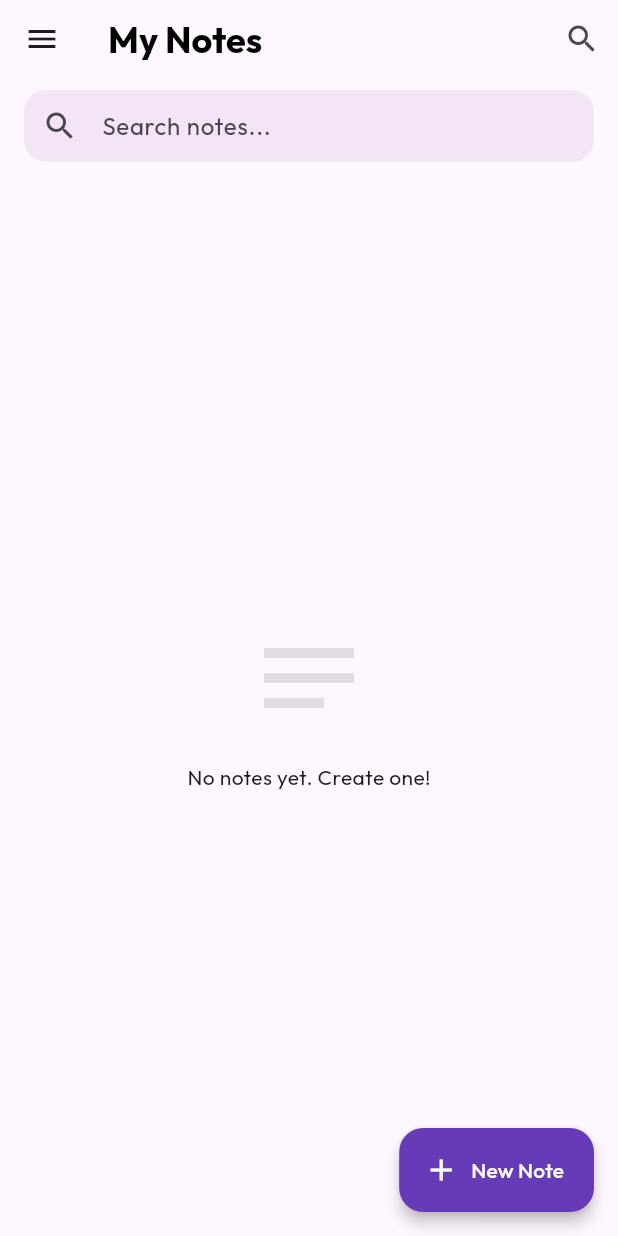
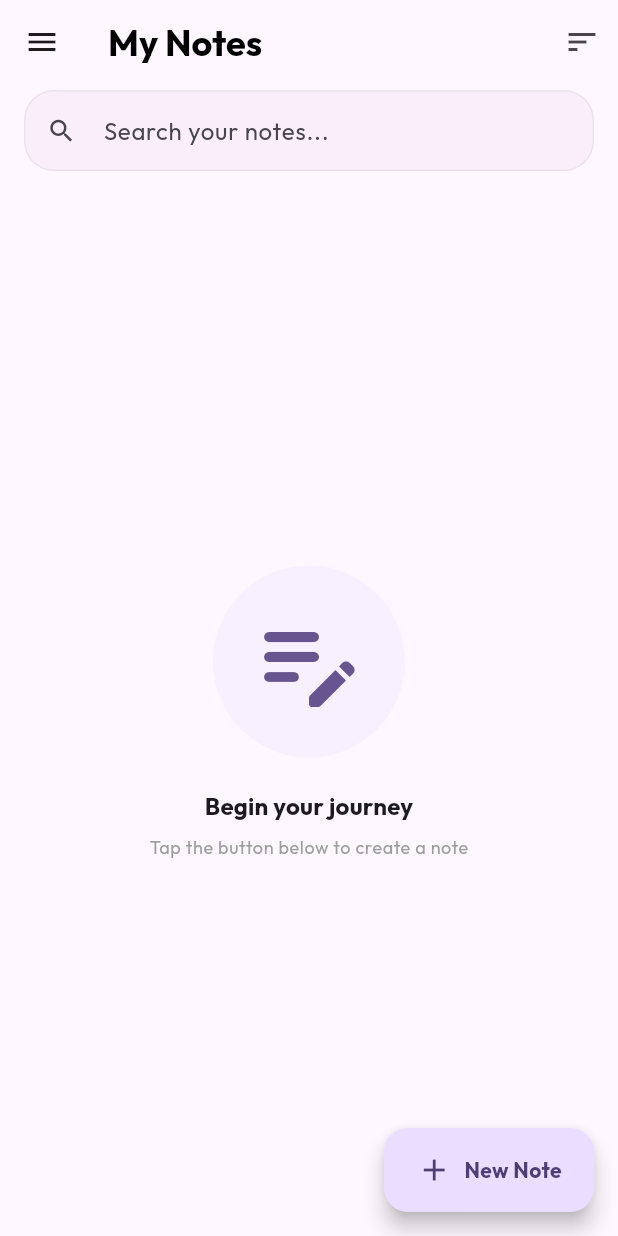
Before and after one commit to Souravsanyal1/advanced_notepad, a Flutter app: the screen it shows after launch, on a phone screen of 412 x 824 dp. Run offline on Flutter 3.47's test engine with Material 3 defaults, Android fonts, the phone set to English and light mode, and no system bars; our stand-ins replace cloud_firestore, firebase_core, flutter_staggered_animations, google_fonts; accounts and stored records are empty.

Commit message:
Premium Home Screen UI Polish: Transitions, Animations, and Glassmorphism

```diff
--- a/lib/screens/home_screen.dart
+++ b/lib/screens/home_screen.dart
@@ -1,5 +1,7 @@
 import 'package:flutter/material.dart';
 import 'package:flutter_staggered_grid_view/flutter_staggered_grid_view.dart';
+import 'package:animations/animations.dart';
+import 'package:flutter_staggered_animations/flutter_staggered_animations.dart';
 import '../models/note.dart';
 import '../services/firestore_service.dart';
 import '../widgets/note_card.dart';
@@ -19,39 +21,46 @@ class _HomeScreenState extends State<HomeScreen> {
 
   @override
   Widget build(BuildContext context) {
+    final theme = Theme.of(context);
+
     return Scaffold(
       drawer: const AppDrawer(),
-      appBar: AppBar(
-        title: const Text('My Notes'),
+      body: NestedScrollView(
+        headerSliverBuilder: (context, innerBoxIsScrolled) => [
+          SliverAppBar(
+            title: const Text('My Notes', style: TextStyle(fontWeight: FontWeight.bold)),
+            floating: true,
+            snap: true,
+            pinned: true,
+            elevation: innerBoxIsScrolled ? 4 : 0,
+            forceElevated: innerBoxIsScrolled,
             actions: [
-          IconButton(
-            icon: const Icon(Icons.search),
-            onPressed: () {
-               // Future search focus
-            },
-          ),
+              IconButton(onPressed: () {}, icon: const Icon(Icons.sort)),
             ],
             bottom: PreferredSize(
-          preferredSize: const Size.fromHeight(60),
+              preferredSize: const Size.fromHeight(70),
               child: Padding(
-            padding: const EdgeInsets.symmetric(horizontal: 16, vertical: 8),
+                padding: const EdgeInsets.fromLTRB(16, 0, 16, 12),
+                child: Container(
+                  decoration: BoxDecoration(
+                    color: theme.colorScheme.surfaceContainerHighest.withValues(alpha: 0.5),
+                    borderRadius: BorderRadius.circular(20),
+                    border: Border.all(color: theme.colorScheme.outline.withValues(alpha: 0.1)),
+                  ),
                   child: TextField(
                     onChanged: (value) => setState(() => _searchQuery = value),
                     decoration: InputDecoration(
-                hintText: 'Search notes...',
-                prefixIcon: const Icon(Icons.search),
-                filled: true,
-                fillColor: Theme.of(context).colorScheme.surfaceContainerHighest,
-                border: OutlineInputBorder(
-                  borderRadius: BorderRadius.circular(15),
-                  borderSide: BorderSide.none,
-                ),
-                contentPadding: const EdgeInsets.symmetric(vertical: 10),
+                      hintText: 'Search your notes...',
+                      prefixIcon: const Icon(Icons.search, size: 20),
+                      border: InputBorder.none,
+                      contentPadding: const EdgeInsets.symmetric(vertical: 14),
                     ),
                   ),
                 ),
               ),
             ),
+          ),
+        ],
         body: StreamBuilder<List<Note>>(
           stream: _firestoreService.getNotes(),
           builder: (context, snapshot) {
@@ -73,9 +82,24 @@ class _HomeScreenState extends State<HomeScreen> {
                 child: Column(
                   mainAxisAlignment: MainAxisAlignment.center,
                   children: [
-                   Icon(Icons.notes, size: 80, color: Colors.grey.withValues(alpha: 0.3)),
-                   const SizedBox(height: 16),
-                   const Text('No notes yet. Create one!'),
+                    Container(
+                      padding: const EdgeInsets.all(24),
+                      decoration: BoxDecoration(
+                        color: theme.colorScheme.primaryContainer.withValues(alpha: 0.3),
+                        shape: BoxShape.circle,
+                      ),
+                      child: Icon(Icons.edit_note_rounded, size: 80, color: theme.colorScheme.primary),
+                    ),
+                    const SizedBox(height: 20),
+                    Text(
+                      _searchQuery.isEmpty ? 'Begin your journey' : 'No matches found',
+                      style: theme.textTheme.titleMedium?.copyWith(fontWeight: FontWeight.bold),
+                    ),
+                    const SizedBox(height: 8),
+                    Text(
+                      _searchQuery.isEmpty ? 'Tap the button below to create a note' : 'Try a different keyword',
+                      style: theme.textTheme.bodySmall?.copyWith(color: Colors.grey),
+                    ),
                   ],
                 ),
               );
@@ -84,28 +108,41 @@ class _HomeScreenState extends State<HomeScreen> {
             final pinnedNotes = filteredNotes.where((n) => n.isPinned).toList();
             final otherNotes = filteredNotes.where((n) => !n.isPinned).toList();
 
-          return CustomScrollView(
+            return AnimationLimiter(
+              child: CustomScrollView(
+                physics: const BouncingScrollPhysics(),
                 slivers: [
                   if (pinnedNotes.isNotEmpty) ...[
                     const SliverToBoxAdapter(
                       child: Padding(
                         padding: EdgeInsets.fromLTRB(16, 16, 16, 8),
-                    child: Text('PINNED', style: TextStyle(fontSize: 12, fontWeight: FontWeight.bold, color: Colors.grey)),
+                        child: Text('PINNED', style: TextStyle(fontSize: 11, fontWeight: FontWeight.bold, letterSpacing: 1.2, color: Colors.grey)),
                       ),
                     ),
                     SliverPadding(
                       padding: const EdgeInsets.symmetric(horizontal: 12),
                       sliver: SliverMasonryGrid.count(
                         crossAxisCount: 2,
-                    mainAxisSpacing: 8,
-                    crossAxisSpacing: 8,
+                        mainAxisSpacing: 10,
+                        crossAxisSpacing: 10,
                         itemBuilder: (context, index) {
-                      return NoteCard(
-                        note: pinnedNotes[index],
-                        onTap: () => Navigator.push(
-                          context,
-                          MaterialPageRoute(
-                            builder: (context) => EditNoteScreen(note: pinnedNotes[index]),
+                          final note = pinnedNotes[index];
+                          return AnimationConfiguration.staggeredGrid(
+                            position: index,
+                            duration: const Duration(milliseconds: 400),
+                            columnCount: 2,
+                            child: ScaleAnimation(
+                              child: FadeInAnimation(
+                                child: OpenContainer(
+                                  transitionDuration: const Duration(milliseconds: 500),
+                                  openColor: Color(note.color),
+                                  closedColor: Colors.transparent,
+                                  closedElevation: 0,
+                                  openElevation: 0,
+                                  closedShape: RoundedRectangleBorder(borderRadius: BorderRadius.circular(15)),
+                                  openBuilder: (context, action) => EditNoteScreen(note: note),
+                                  closedBuilder: (context, action) => NoteCard(note: note, onTap: action),
+                                ),
                               ),
                             ),
                           );
@@ -118,22 +155,35 @@ class _HomeScreenState extends State<HomeScreen> {
                     const SliverToBoxAdapter(
                       child: Padding(
                         padding: EdgeInsets.fromLTRB(16, 24, 16, 8),
-                    child: Text('OTHERS', style: TextStyle(fontSize: 12, fontWeight: FontWeight.bold, color: Colors.grey)),
+                        child: Text('OTHERS', style: TextStyle(fontSize: 11, fontWeight: FontWeight.bold, letterSpacing: 1.2, color: Colors.grey)),
                       ),
                     ),
                     SliverPadding(
                       padding: const EdgeInsets.symmetric(horizontal: 12),
                       sliver: SliverMasonryGrid.count(
                         crossAxisCount: 2,
-                    mainAxisSpacing: 8,
-                    crossAxisSpacing: 8,
+                        mainAxisSpacing: 10,
+                        crossAxisSpacing: 10,
                         itemBuilder: (context, index) {
-                      return NoteCard(
-                        note: otherNotes[index],
-                        onTap: () => Navigator.push(
-                          context,
-                          MaterialPageRoute(
-                            builder: (context) => EditNoteScreen(note: otherNotes[index]),
+                          final note = otherNotes[index];
+                          final staggeredIndex = index + pinnedNotes.length;
+                          return AnimationConfiguration.staggeredGrid(
+                            position: staggeredIndex,
+                            duration: const Duration(milliseconds: 400),
+                            columnCount: 2,
+                            child: SlideAnimation(
+                              verticalOffset: 50.0,
+                              child: FadeInAnimation(
+                                child: OpenContainer(
+                                  transitionDuration: const Duration(milliseconds: 500),
+                                  openColor: Color(note.color),
+                                  closedColor: Colors.transparent,
+                                  closedElevation: 0,
+                                  openElevation: 0,
+                                  closedShape: RoundedRectangleBorder(borderRadius: BorderRadius.circular(15)),
+                                  openBuilder: (context, action) => EditNoteScreen(note: note),
+                                  closedBuilder: (context, action) => NoteCard(note: note, onTap: action),
+                                ),
                               ),
                             ),
                           );
@@ -141,18 +191,35 @@ class _HomeScreenState extends State<HomeScreen> {
                         childCount: otherNotes.length,
                       ),
                     ),
+                    const SliverToBoxAdapter(child: SizedBox(height: 80)),
                   ],
                 ],
+              ),
             );
           },
         ),
-      floatingActionButton: FloatingActionButton.extended(
-        onPressed: () => Navigator.push(
-          context,
-          MaterialPageRoute(builder: (context) => const EditNoteScreen()),
       ),
-        icon: const Icon(Icons.add),
-        label: const Text('New Note'),
+      floatingActionButton: OpenContainer(
+        transitionDuration: const Duration(milliseconds: 500),
+        openColor: theme.colorScheme.surface,
+        closedElevation: 6,
+        closedColor: theme.colorScheme.primaryContainer,
+        closedShape: RoundedRectangleBorder(borderRadius: BorderRadius.circular(16)),
+        openBuilder: (context, action) => const EditNoteScreen(),
+        closedBuilder: (context, action) => SizedBox(
+          height: 56,
+          width: 140,
+          child: Center(
+            child: Row(
+              mainAxisAlignment: MainAxisAlignment.center,
+              children: [
+                Icon(Icons.add, color: theme.colorScheme.onPrimaryContainer),
+                const SizedBox(width: 8),
+                Text('New Note', style: TextStyle(color: theme.colorScheme.onPrimaryContainer, fontWeight: FontWeight.bold)),
+              ],
+            ),
+          ),
+        ),
       ),
     );
   }
--- a/pubspec.yaml
+++ b/pubspec.yaml
@@ -40,6 +40,7 @@ dependencies:
   flutter_staggered_grid_view: ^0.7.0
   google_fonts: ^8.0.2
   animations: ^2.1.1
+  flutter_staggered_animations: ^1.0.0
 
 dev_dependencies:
   flutter_test:
```
Also changed, not shown: lib/screens/archive_screen.dart (+41 -18 lines), pubspec.lock. Lines whose indentation alone changed are shown as unchanged.
